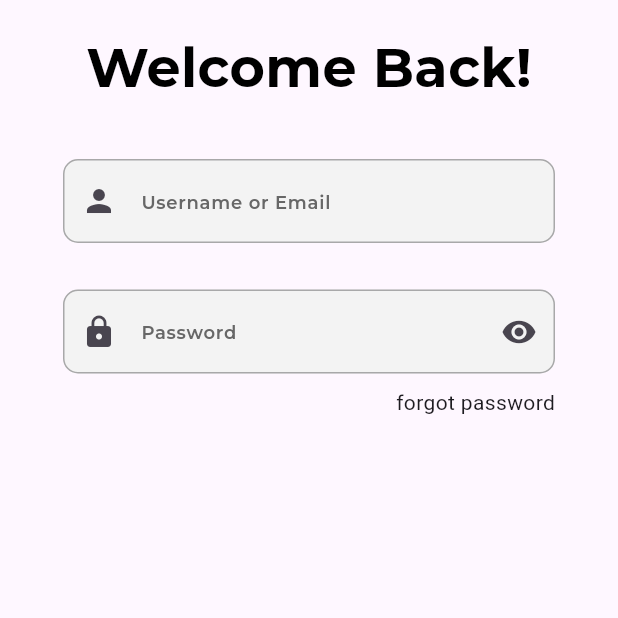
After one commit to Netheesh197/ecommerce, a Flutter app: the screen it shows after launch, after a tap on "Skip", on a phone screen of 412 x 824 dp, the top half of it. The commit adds this screen. Run offline on Flutter 3.47's test engine with Material 3 defaults, Android fonts, the phone set to English and light mode, and no system bars; our stand-ins replace google_fonts.

Commit message:
textfield added

```diff
--- a/lib/utils/color_constants.dart
+++ b/lib/utils/color_constants.dart
@@ -2,4 +2,14 @@ import 'package:flutter/material.dart';
 
 class ColorConstants{
   static const PRIMARY = Color(0xffF83758);
+  static const GREYSHADE1 =Color(0xffA0A0A1);
+  static const GREYSHADE2=Color(0xffA8A8A9);
+  static const GREYSHADE3=Color(0xffC4C4C4);
+  static const BLACK=Color(0xff000000);
+  static const PREFIXICON1 = Color(0xff626262);
+  static const LOGINCOLOR = Color(0xffFFFFFF);
+   static const TEXTFIELDCOLOR = Color(0xffF3F3F3);
+   static const ORCOLOR=Color(0xff575757);
+   static const GOOGLE=Color(0xffFCF3F6);
+   static const HINTTEXT1=Color(0xff676767);
 }
--- a/lib/utils/image_constant.dart
+++ b/lib/utils/image_constant.dart
@@ -1,3 +1,4 @@
 class ImageConstant {
   static const MYAPPLOGO = "assets/images/app_logo.png";
+  static const FASHIONSHOP1= "assets/images/fashion shop-rafiki 1 (1).png";
 }
--- /dev/null
+++ b/lib/view/globalwidgets/custom_input_filed.dart
@@ -0,0 +1,37 @@
+import 'package:ecommerce/utils/color_constants.dart';
+import 'package:flutter/material.dart';
+import 'package:google_fonts/google_fonts.dart';
+
+class CustomInputTextfield extends StatelessWidget {
+  String? hinttext;
+  IconData? prefixIcon;
+  IconData?suffixIcon;
+
+   CustomInputTextfield({
+    this.hinttext,this.prefixIcon,this.suffixIcon
+  });
+
+  @override
+  Widget build(BuildContext context) {
+    return TextFormField(
+      decoration: InputDecoration(
+        filled: true,
+        fillColor: ColorConstants.TEXTFIELDCOLOR,
+        hintText: hinttext,
+        hintStyle: GoogleFonts.montserrat(
+          color: ColorConstants.HINTTEXT1,
+          fontWeight: FontWeight.w600,
+          fontSize: 12
+        ),
+        prefixIcon: Icon(prefixIcon),
+        suffixIcon: Icon(suffixIcon),
+        enabledBorder: OutlineInputBorder(
+          borderRadius: BorderRadius.circular(10),
+          borderSide: BorderSide(
+            color: ColorConstants.GREYSHADE2,
+            )
+        )
+      ),
+    );
+  }
+}
--- /dev/null
+++ b/lib/view/login_screen/login_screen.dart
@@ -0,0 +1,168 @@
+// import 'package:ecommerce/utils/color_constants.dart';
+// import 'package:flutter/material.dart';
+// import 'package:google_fonts/google_fonts.dart';
+
+// class LoginScreen extends StatefulWidget {
+//   const LoginScreen({super.key});
+
+//   @override
+//   State<LoginScreen> createState() => _LoginScreenState();
+// }
+
+// class _LoginScreenState extends State<LoginScreen> {
+//   @override
+//   Widget build(BuildContext context) {
+//     return Scaffold(
+//         body: SafeArea(
+//       child: Padding(
+//         padding: const EdgeInsets.all(32),
+//         child: Column(
+//           crossAxisAlignment: CrossAxisAlignment.stretch,
+//           children: [
+//             Text(
+//               "Welcome\nBack!",
+//               style: GoogleFonts.montserrat(
+//                   fontSize: 36, fontWeight: FontWeight.bold),
+//             ),
+//             SizedBox(
+//               height: 36,
+//             ),
+//             TextFormField(
+//               decoration: InputDecoration(
+//                   filled: true,
+//                   fillColor: ColorConstants.TEXTFIELDCOLOR,
+//                   labelText: "Username or Email",
+//                   labelStyle: GoogleFonts.montserrat(
+//                       fontSize: 12, fontWeight: FontWeight.w500),
+//                   prefixIcon: Icon(
+//                     Icons.person,
+//                     size: 24,
+//                     color: ColorConstants.PREFIXICON1,
+//                   ),
+//                   border: OutlineInputBorder(
+//                       borderRadius: BorderRadius.circular(10))),
+//             ),
+//             SizedBox(
+//               height: 76,
+//             ),
+//             ElevatedButton(
+//                 onPressed: () {},
+//                 style: ButtonStyle(
+//                     fixedSize: WidgetStatePropertyAll(Size(317, 55)),
+//                     backgroundColor: WidgetStatePropertyAll(
+//                       ColorConstants.PRIMARY,
+//                     ),
+//                     shape: WidgetStatePropertyAll(RoundedRectangleBorder(
+//                         borderRadius: BorderRadius.circular(4)))),
+//                 child: Text(
+//                   "Login",
+//                   style: GoogleFonts.montserrat(
+//                     fontSize: 20,
+//                     fontWeight: FontWeight.w600,
+//                     color: ColorConstants.LOGINCOLOR,
+//                   ),
+//                 )),
+//             SizedBox(
+//               height: 75,
+//             ),
+//             Text(
+//               "- OR Continue with -",
+//               textAlign: TextAlign.center,
+//               style: GoogleFonts.montserrat(
+//                   fontSize: 12,
+//                   fontWeight: FontWeight.w600,
+//                   color: ColorConstants.ORCOLOR),
+//             ),
+//             SizedBox(
+//               height: 20,
+//             ),
+//              CircleAvatar(
+//               radius: 30,
+//               backgroundColor: const Color.fromARGB(255, 246, 218, 222),
+//               child: IconButton(onPressed: () {},
+//               icon: Image.asset("assets/images/googlelogo.png")),
+//             ),
+//             SizedBox(height: 26,),
+//              Row(
+//               mainAxisAlignment: MainAxisAlignment.center,
+//               children: [
+//                 Text("Create An Account:",
+//                 style: GoogleFonts.montserrat(
+//                   fontSize: 14,
+//                   color: ColorConstants.ORCOLOR,
+//                   fontWeight: FontWeight.w400
+//                 ),
+//                 ),
+//                 InkWell(
+//                   onTap: () {
+
+//                   },
+//                   child: Text("Sign Up",
+//                   style: GoogleFonts.montserrat(
+//                     fontSize: 14,
+//                     fontWeight: FontWeight.w600,
+//                     color: ColorConstants.PRIMARY),),
+//                 )
+//               ],
+//              )
+//           ],
+//         ),
+//       ),
+//     ));
+//   }
+// }
+
+
+import 'package:ecommerce/utils/color_constants.dart';
+import 'package:ecommerce/view/globalwidgets/custom_input_filed.dart';
+import 'package:flutter/material.dart';
+import 'package:google_fonts/google_fonts.dart';
+
+class LoginScreen extends StatefulWidget {
+  const LoginScreen({super.key});
+
+  @override
+  State<LoginScreen> createState() => _LoginScreenState();
+}
+
+class _LoginScreenState extends State<LoginScreen> {
+  @override
+  Widget build(BuildContext context) {
+    return Scaffold(
+      body: SafeArea(
+        child: Padding(
+          padding: const EdgeInsets.symmetric(vertical: 19,horizontal: 42),
+          child: Column(
+            children: [
+              Text("Welcome Back!",
+              style:GoogleFonts.montserrat(
+                fontWeight: FontWeight.bold,
+                fontSize: 36,
+                color: ColorConstants.BLACK,
+              )
+              ),
+              SizedBox(height: 36,),
+              CustomInputTextfield(
+                hinttext: "Username or Email",
+                prefixIcon: Icons.person,
+              ),
+              SizedBox(height: 31,),
+              CustomInputTextfield(
+                hinttext: "Password",
+                prefixIcon: Icons.lock,
+                suffixIcon: Icons.visibility,
+              ),
+              SizedBox(height: 9,),
+              Row(
+                mainAxisAlignment: MainAxisAlignment.end,
+                children: [
+                  Text("forgot password"),
+                ],
+              )
+            ],
+          ),
+        ),
+      ),
+    );
+  }
+}
--- a/lib/view/onboarding_screen/onboarding_screen.dart
+++ b/lib/view/onboarding_screen/onboarding_screen.dart
@@ -1,13 +1,132 @@
+import 'dart:math';
+
+import 'package:ecommerce/utils/color_constants.dart';
+import 'package:ecommerce/utils/image_constant.dart';
+import 'package:ecommerce/view/login_screen/login_screen.dart';
 import 'package:flutter/material.dart';
+import 'package:flutter/widgets.dart';
+import 'package:google_fonts/google_fonts.dart';
 
-class OnboardingScreen extends StatelessWidget {
+class OnboardingScreen extends StatefulWidget {
   const OnboardingScreen({super.key});
+
+  @override
+  State<OnboardingScreen> createState() => _OnboardingScreenState();
+}
+
+class _OnboardingScreenState extends State<OnboardingScreen> {
+  // int currentpage = 1;
+  // int totalsteps = 3;
+  // nextpage() {
+  //   if (currentpage < totalsteps) {
+  //     setState(() {
+  //       currentpage++;
+  //     });
+  //   }
+  // }
 
   @override
   Widget build(BuildContext context) {
     return Scaffold(
+      appBar: AppBar(
+        title: Row(
+          children: [
+            Text(
+              "1",
+              style: GoogleFonts.montserrat(
+                   fontSize: 18, fontWeight: FontWeight.bold),
+            ),
+            Text(
+              "/3",
+              style: GoogleFonts.montserrat(
+                      fontSize: 18,
+                      fontWeight: FontWeight.bold,
+                      color: ColorConstants.GREYSHADE1),
+            ),
+          ],
+        ),
+        actions: [
+          InkWell(
+            onTap: () {
+              Navigator.push(
+                context, MaterialPageRoute(builder: (context) => LoginScreen(),));
+            },
+            child: Padding(
+              padding: const EdgeInsets.all(8.0),
+              child: Text(
+                "Skip",
+                style: GoogleFonts.montserrat(
+                        fontSize: 18,
+                        fontWeight: FontWeight.w600,
+                        color: Colors.black),
+              ),
+            ),
+          )
+        ],
+      ),
       body: Center(
-        child: Text("onboarding screen"),
+        child: Padding(
+          padding: const EdgeInsets.symmetric(horizontal: 18, vertical: 20),
+          child: Column(
+            mainAxisAlignment: MainAxisAlignment.center,
+            children: [
+              Image.asset(
+                ImageConstant.FASHIONSHOP1,
+                height: 300,
+                width: 300,
+                fit: BoxFit.fill,
+              ),
+              SizedBox(
+                height: 15,
+              ),
+              Text(
+                "Choose Products",
+                style: GoogleFonts.montserrat(
+                    textStyle: TextStyle(
+                        fontSize: 24,
+                        fontWeight: FontWeight.w800,
+                        color: Colors.black)),
+              ),
+              SizedBox(
+                height: 10,
+              ),
+              Text(
+                "Amet minim mollit non deserunt ullamco est sit aliqua dolor do amet sint. Velit officia consequat duis enim velit mollit.",
+                textAlign: TextAlign.center,
+                maxLines: 3,
+                style: GoogleFonts.montserrat(
+                  letterSpacing: 2,
+                  fontSize: 14,
+                  fontWeight: FontWeight.w600,
+                  color: ColorConstants.GREYSHADE2,
+                ),
+              ),
+            ],
+          ),
+        ),
+      ),
+      bottomNavigationBar: Padding(
+        padding: const EdgeInsets.symmetric(horizontal: 19,vertical: 24),
+        child: Row(
+          mainAxisAlignment: MainAxisAlignment.spaceBetween,
+          children: [
+            Text(
+              "Prev",
+              style: GoogleFonts.montserrat(
+                      fontSize: 18,
+                      fontWeight: FontWeight.w600,
+                      color: ColorConstants.GREYSHADE2),
+            ),
+
+            Text(
+              "Next",
+              style: GoogleFonts.montserrat(
+                      fontSize: 18,
+                      fontWeight: FontWeight.w600,
+                      color: ColorConstants.PRIMARY),
+            ),
+          ],
+        ),
       ),
     );
   }
--- a/lib/view/splash_screen/splash_screen.dart
+++ b/lib/view/splash_screen/splash_screen.dart
@@ -4,6 +4,7 @@ import 'package:ecommerce/utils/color_constants.dart';
 import 'package:ecommerce/utils/image_constant.dart';
 import 'package:ecommerce/view/onboarding_screen/onboarding_screen.dart';
 import 'package:flutter/material.dart';
+import 'package:google_fonts/google_fonts.dart';
 
 class SplashScreen extends StatefulWidget {
   const SplashScreen({super.key});
@@ -18,7 +19,7 @@ class _SplashScreenState extends State<SplashScreen> {
     super.initState();
 
     Timer(Duration(seconds: 3), () {
-      Navigator.push(
+      Navigator.pushReplacement(
         context, MaterialPageRoute(
           builder: (context) => OnboardingScreen(),));
     },);
@@ -43,11 +44,12 @@ class _SplashScreenState extends State<SplashScreen> {
           ),
           Text(
             "Stylish",
-            style: TextStyle(
+            style: GoogleFonts.libreCaslonText(
+             textStyle:  TextStyle(
                 fontSize: 40,
                 fontWeight: FontWeight.bold,
-                fontStyle: FontStyle.italic,
                 color: ColorConstants.PRIMARY),
+            )
           )
         ],
       )),
--- a/pubspec.yaml
+++ b/pubspec.yaml
@@ -35,6 +35,7 @@ dependencies:
   # The following adds the Cupertino Icons font to your application.
   # Use with the CupertinoIcons class for iOS style icons.
   cupertino_icons: ^1.0.6
+  google_fonts: ^6.2.1
 
 dev_dependencies:
   flutter_test:
```
Also changed, not shown: assets/images/fashion shop-rafiki 1 (1).png (added), assets/images/googlelogo.png (added), pubspec.lock, 1 other file.
